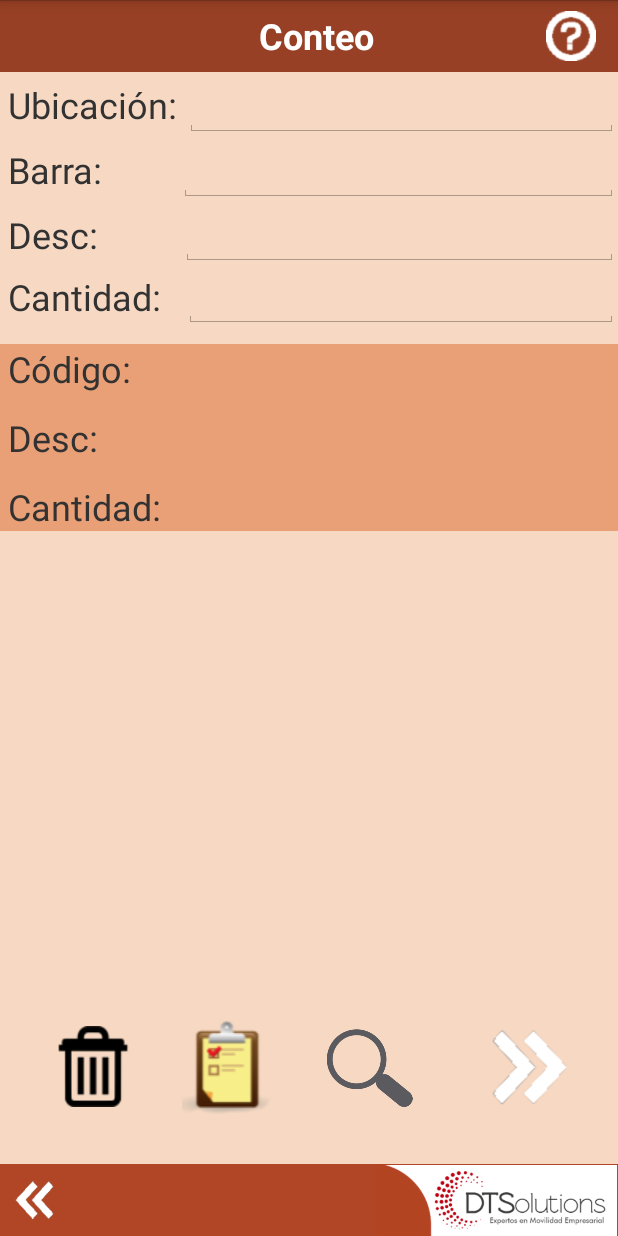
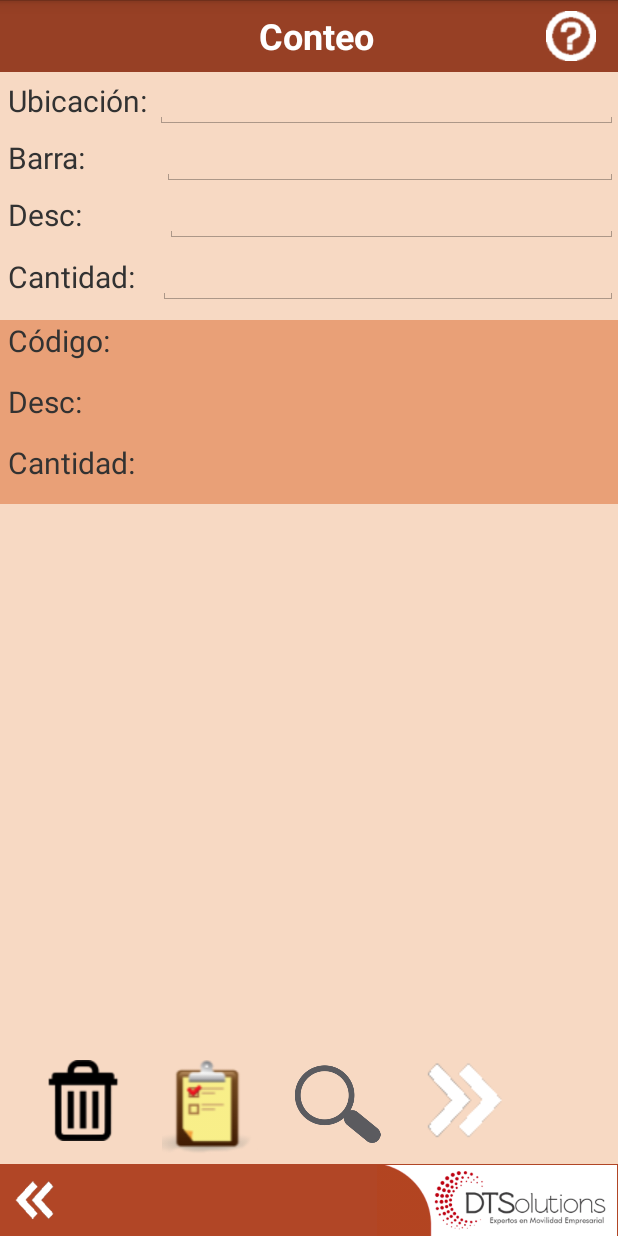
Before and after one commit to dtsolutionsgt/tomweb, an Android app: the Conteo screen opened directly, with no data from a screen before it, on a phone screen of 412 x 824 dp. Run offline under Robolectric (Android 15) with nearby library versions, the phone set to English and light mode, and no system bars.

Commit message:
CKFK20221129 Correcciones a las pantallas

```diff
--- a/app/src/main/java/com/dts/tomweb/Ingreso.java
+++ b/app/src/main/java/com/dts/tomweb/Ingreso.java
@@ -16,7 +16,7 @@ public class Ingreso extends PBase {
     private EditText txtUser,txtPass;
     private TextView lblTitle,lblVer;
 
-    private String version="Ver: 2.0.0 - 20-oct-2022";
+    private String version="Ver: 2.0.0 - 15-nov-2022";
 
 
     @Override
--- a/app/src/main/res/layout/activity_conteo.xml
+++ b/app/src/main/res/layout/activity_conteo.xml
@@ -19,7 +19,7 @@
             android:layout_height="match_parent"
             android:padding="5dp"
             android:text="Ubicación:"
-            android:textSize="24sp" />
+            android:textSize="20sp" />
 
         <EditText
             android:id="@+id/txtUbicacion"
@@ -45,7 +45,7 @@
             android:layout_height="wrap_content"
             android:padding="5dp"
             android:text="Barra:"
-            android:textSize="24sp" />
+            android:textSize="20sp" />
 
         <EditText
             android:id="@+id/txtCodigo"
@@ -73,7 +73,7 @@
             android:layout_height="wrap_content"
             android:padding="5dp"
             android:text="Desc:"
-            android:textSize="24sp" />
+            android:textSize="20sp" />
 
         <EditText
             android:id="@+id/txtBarra"
@@ -98,7 +98,7 @@
             android:layout_height="wrap_content"
             android:padding="5dp"
             android:text="Cantidad:"
-            android:textSize="24sp" />
+            android:textSize="20sp" />
 
         <EditText
             android:id="@+id/txtCantidad"
@@ -139,7 +139,7 @@
                 android:layout_marginStart="5dp"
                 android:layout_marginTop="13dp"
                 android:text="Desc:"
-                android:textSize="24sp" />
+                android:textSize="20sp" />
 
             <TextView
                 android:id="@+id/textView38"
@@ -150,7 +150,7 @@
                 android:layout_marginStart="5dp"
                 android:layout_marginTop="13dp"
                 android:text="Cantidad:"
-                android:textSize="24sp" />
+                android:textSize="20sp" />
 
             <TextView
                 android:id="@+id/textView37"
@@ -159,7 +159,7 @@
                 android:layout_alignParentStart="true"
                 android:layout_marginStart="5dp"
                 android:text="Código:"
-                android:textSize="24sp" />
+                android:textSize="20sp" />
 
             <TextView
                 android:id="@+id/txtCodigo2"
@@ -270,39 +270,17 @@
     </RelativeLayout>
 
     <ImageView
-        android:id="@+id/imageView14"
-        android:layout_width="62dp"
-        android:layout_height="57dp"
-        android:layout_above="@+id/relBot"
-        android:layout_marginStart="25dp"
-        android:layout_marginBottom="35dp"
-        android:layout_toEndOf="@+id/imageView16"
-        android:onClick="doListaProductos"
-        android:src="@drawable/consultasblanco_gris" />
-
-    <ImageView
         android:id="@+id/imageView15"
-        android:layout_width="104dp"
+        android:layout_width="wrap_content"
         android:layout_height="wrap_content"
         android:layout_above="@+id/relBot"
-        android:layout_alignParentEnd="true"
-        android:layout_marginStart="31dp"
-        android:layout_marginEnd="19dp"
-        android:layout_marginBottom="32dp"
+        android:layout_alignParentEnd="false"
+        android:layout_marginStart="19dp"
+        android:layout_marginEnd="20dp"
+        android:layout_marginBottom="10dp"
         android:layout_toEndOf="@+id/imageView14"
         android:onClick="doNext"
         android:src="@drawable/arr_next" />
-
-    <ImageView
-        android:id="@+id/imageView16"
-        android:layout_width="74dp"
-        android:layout_height="wrap_content"
-        android:layout_above="@+id/relBot"
-        android:layout_marginStart="22dp"
-        android:layout_marginBottom="31dp"
-        android:layout_toEndOf="@+id/imageView17"
-        android:onClick="doListaConteos"
-        android:src="@drawable/mnupedido" />
 
     <ImageView
         android:id="@+id/imageView17"
@@ -310,9 +288,31 @@
         android:layout_height="54dp"
         android:layout_above="@+id/relBot"
         android:layout_alignParentStart="true"
-        android:layout_marginStart="30dp"
-        android:layout_marginBottom="38dp"
+        android:layout_marginStart="23dp"
+        android:layout_marginBottom="15dp"
         android:onClick="doDelete"
         android:src="@drawable/delete_64" />
 
+    <ImageView
+        android:id="@+id/imageView14"
+        android:layout_width="62dp"
+        android:layout_height="57dp"
+        android:layout_above="@+id/relBot"
+        android:layout_marginStart="17dp"
+        android:layout_marginBottom="11dp"
+        android:layout_toEndOf="@+id/imageView16"
+        android:onClick="doListaProductos"
+        android:src="@drawable/consultasblanco_gris" />
+
+    <ImageView
+        android:id="@+id/imageView16"
+        android:layout_width="74dp"
+        android:layout_height="wrap_content"
+        android:layout_above="@+id/relBot"
+        android:layout_marginStart="15dp"
+        android:layout_marginBottom="5dp"
+        android:layout_toEndOf="@+id/imageView17"
+        android:onClick="doListaConteos"
+        android:src="@drawable/mnupedido" />
+
 </RelativeLayout>
```
Also changed, not shown: app/src/main/res/layout/activity_inventario.xml (+14 -14 lines).
